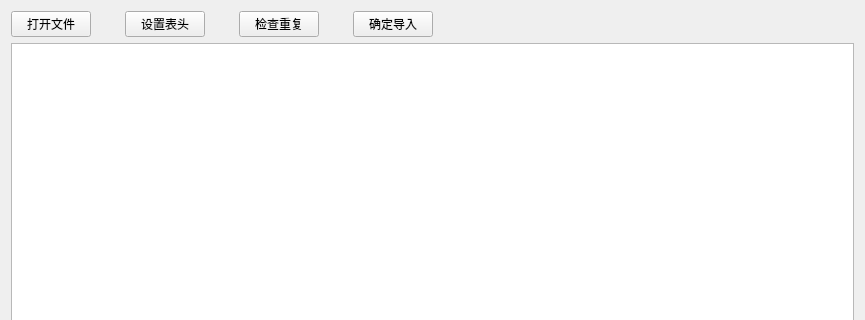
First picture: the form in NEW/UI/UIC/Import_Cad.ui, repository insece344444444444/shop, before the edit; both pictures show x 0 to 865 and y 0 to 320 of the 865 by 630 pixel window.
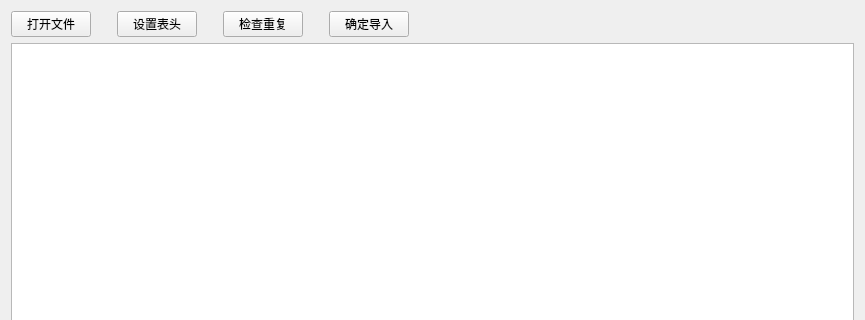
Second picture: the form after the edit.

The edit to the form file:
```diff
--- a/NEW/UI/UIC/Import_Cad.ui
+++ b/NEW/UI/UIC/Import_Cad.ui
@@ -87,6 +87,26 @@
        </item>
       </layout>
      </item>
+     <item>
+      <spacer name="horizontalSpacer_5">
+       <property name="orientation">
+        <enum>Qt::Horizontal</enum>
+       </property>
+       <property name="sizeHint" stdset="0">
+        <size>
+         <width>40</width>
+         <height>20</height>
+        </size>
+       </property>
+      </spacer>
+     </item>
+     <item>
+      <widget class="QLabel" name="repetition_label">
+       <property name="text">
+        <string/>
+       </property>
+      </widget>
+     </item>
      <item>
       <spacer name="horizontalSpacer">
        <property name="orientation">
```
